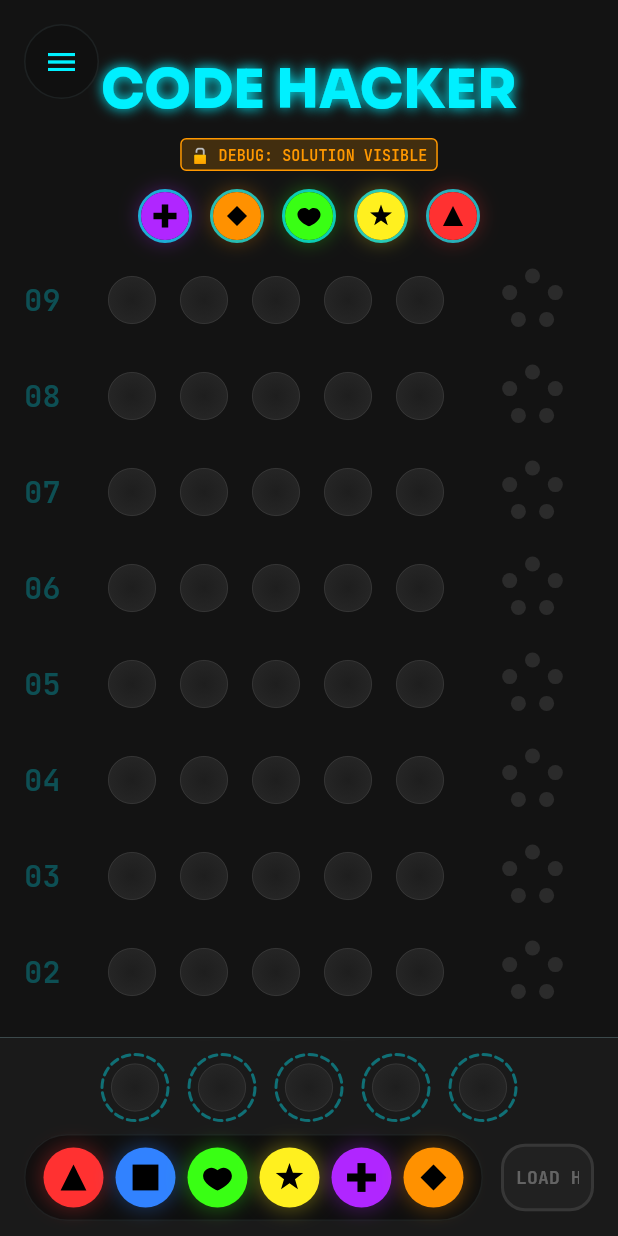
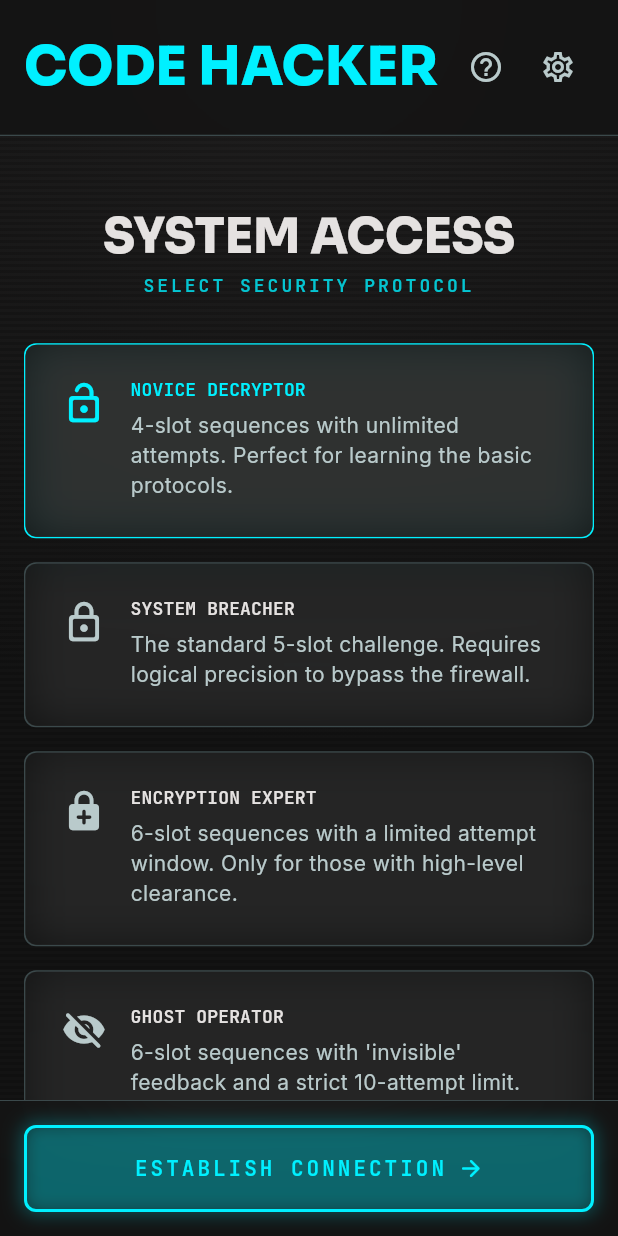
Before and after one commit to mikeberry99/colour-breaker, a Flutter app: the screen it shows after launch, on a phone screen of 412 x 824 dp. Run offline on Flutter 3.47's test engine with Material 3 defaults, Android fonts, the phone set to English and light mode, and no system bars; our stand-ins replace flutter_riverpod, go_router, google_fonts.

Commit message:
Added new level selection feature

```diff
--- a/lib/core/router/app_router.dart
+++ b/lib/core/router/app_router.dart
@@ -1,11 +1,16 @@
 import 'package:go_router/go_router.dart';
 import '../../features/game_board/presentation/pages/game_board_screen.dart';
+import '../../features/level_selection/presentation/pages/level_selection_screen.dart';
 
 final appRouter = GoRouter(
   initialLocation: '/',
   routes: [
     GoRoute(
       path: '/',
+      builder: (context, state) => const LevelSelectionScreen(),
+    ),
+    GoRoute(
+      path: '/game',
       builder: (context, state) => const GameBoardScreen(),
     ),
   ],
--- a/lib/core/theme/design_tokens.dart
+++ b/lib/core/theme/design_tokens.dart
@@ -5,6 +5,12 @@ class DesignTokens {
   static const Color background = Color(0xFF131313);
   static const Color boardSurface = Color(0xFF1E1E1E);
   static const Color surfaceContainer = Color(0xFF201F1F);
+  static const Color surfaceContainerHigh = Color(0xFF2A2A2A);
+  static const Color surfaceContainerHighest = Color(0xFF353534);
+  static const Color primaryFixed = Color(0xFF7DF4FF);
+  static const Color onSurface = Color(0xFFE5E2E1);
+  static const Color onSurfaceVariant = Color(0xFFB9CACB);
+  static const Color outlineVariant = Color(0xFF3B494B);
 
   // Interaction & Feedback
   static const Color primaryNeonCyan = Color(0xFF00F0FF);
--- a/lib/features/game_board/presentation/pages/game_board_screen.dart
+++ b/lib/features/game_board/presentation/pages/game_board_screen.dart
@@ -1,6 +1,7 @@
 import 'package:flutter/material.dart';
 import 'dart:ui';
 import 'package:flutter_riverpod/flutter_riverpod.dart';
+import 'package:go_router/go_router.dart';
 import '../../../../core/theme/design_tokens.dart';
 import '../widgets/header_widget.dart';
 import '../widgets/history_log.dart';
@@ -164,7 +165,7 @@ class _CustomSideDrawer extends ConsumerWidget {
                     label: 'New Game',
                     onTap: () {
                       ref.read(gameStateProvider.notifier).restartGame();
-                      Navigator.pop(context);
+                      context.go('/');
                     },
                   ),
                   _DrawerItem(
--- a/lib/features/game_board/presentation/widgets/header_widget.dart
+++ b/lib/features/game_board/presentation/widgets/header_widget.dart
@@ -1,5 +1,6 @@
 import 'package:flutter/material.dart';
 import 'package:flutter_riverpod/flutter_riverpod.dart';
+import 'package:google_fonts/google_fonts.dart';
 import '../../../../core/theme/design_tokens.dart';
 import '../../../../core/ui/neon_orb.dart';
 import '../../domain/entities/game_state.dart';
@@ -21,15 +22,11 @@ class HeaderWidget extends ConsumerWidget {
         const SizedBox(height: DesignTokens.marginDesktop),
         Text(
           'CODE HACKER',
-          style: Theme.of(context).textTheme.displayLarge?.copyWith(
+          style: GoogleFonts.sora(
+            fontSize: 36,
+            fontWeight: FontWeight.w800,
+            letterSpacing: -0.05,
             color: DesignTokens.primaryNeonCyan,
-            shadows: [
-              const BoxShadow(
-                color: DesignTokens.primaryNeonCyan,
-                blurRadius: 10,
-                spreadRadius: 2,
-              ),
-            ],
           ),
         ),
         const SizedBox(height: DesignTokens.rowGap),
--- /dev/null
+++ b/lib/features/level_selection/presentation/pages/level_selection_screen.dart
@@ -0,0 +1,331 @@
+import 'dart:ui';
+import 'package:flutter/material.dart';
+import 'package:flutter_riverpod/flutter_riverpod.dart';
+import 'package:go_router/go_router.dart';
+import 'package:google_fonts/google_fonts.dart';
+import '../../../../core/theme/design_tokens.dart';
+import '../providers/level_selection_provider.dart';
+import '../widgets/level_option_card.dart';
+
+class LevelSelectionScreen extends ConsumerWidget {
+  const LevelSelectionScreen({super.key});
+
+  @override
+  Widget build(BuildContext context, WidgetRef ref) {
+    final selectedProtocol = ref.watch(selectedProtocolProvider);
+    final theme = Theme.of(context);
+
+    return Scaffold(
+      backgroundColor: DesignTokens.background,
+      body: Stack(
+        children: [
+          // 1. Radial Background Gradient
+          Positioned.fill(
+            child: Container(
+              decoration: const BoxDecoration(
+                gradient: RadialGradient(
+                  center: Alignment.topCenter,
+                  radius: 1.2,
+                  colors: [
+                    Color(0xFF201F1F),
+                    Color(0xFF131313),
+                  ],
+                ),
+              ),
+            ),
+          ),
+
+          // 2. Custom Scanline Overlay
+          const Positioned.fill(
+            child: IgnorePointer(
+              child: CustomPaint(
+                painter: ScanlinePainter(),
+              ),
+            ),
+          ),
+
+          // 3. Main Content
+          SafeArea(
+            child: Column(
+              children: [
+                // Top Custom AppBar (with glass effect and blur)
+                _buildAppBar(context),
+
+                // Main scrollable content
+                Expanded(
+                  child: Center(
+                    child: ConstrainedBox(
+                      constraints: const BoxConstraints(maxWidth: DesignTokens.maxBoardWidth),
+                      child: SingleChildScrollView(
+                        padding: const EdgeInsets.fromLTRB(
+                          DesignTokens.gutter,
+                          32,
+                          DesignTokens.gutter,
+                          120, // Add spacing for bottom fixed bar
+                        ),
+                        child: Column(
+                          crossAxisAlignment: CrossAxisAlignment.stretch,
+                          children: [
+                            // Header
+                            const SizedBox(height: 16),
+                            Text(
+                              'SYSTEM ACCESS',
+                              textAlign: TextAlign.center,
+                              style: theme.textTheme.headlineLarge?.copyWith(
+                                fontFamily: DesignTokens.headlineFont,
+                                fontWeight: FontWeight.w800,
+                                letterSpacing: -0.02,
+                                color: DesignTokens.onSurface,
+                              ),
+                            ),
+                            const SizedBox(height: 8),
+                            Text(
+                              'SELECT SECURITY PROTOCOL',
+                              textAlign: TextAlign.center,
+                              style: theme.textTheme.labelSmall?.copyWith(
+                                color: DesignTokens.primaryNeonCyan.withValues(alpha: 0.8),
+                                letterSpacing: 2.0,
+                              ),
+                            ),
+                            const SizedBox(height: 32),
+
+                            // Protocols cards Column
+                            ...SecurityProtocol.values.map((protocol) {
+                              return Padding(
+                                padding: const EdgeInsets.only(bottom: DesignTokens.gutter),
+                                child: LevelOptionCard(
+                                  protocol: protocol,
+                                  isSelected: selectedProtocol == protocol,
+                                  onTap: () {
+                                    ref.read(selectedProtocolProvider.notifier).setProtocol(protocol);
+                                  },
+                                ),
+                              );
+                            }),
+                          ],
+                        ),
+                      ),
+                    ),
+                  ),
+                ),
+              ],
+            ),
+          ),
+
+          // 4. Fixed Bottom Action Area (Glass bar with button)
+          Positioned(
+            bottom: 0,
+            left: 0,
+            right: 0,
+            child: _buildBottomAction(context),
+          ),
+        ],
+      ),
+    );
+  }
+
+  Widget _buildAppBar(BuildContext context) {
+    return ClipRect(
+      child: BackdropFilter(
+        filter: ImageFilter.blur(sigmaX: 15, sigmaY: 15),
+        child: Container(
+          width: double.infinity,
+          decoration: const BoxDecoration(
+            color: Color(0xCC131313), // background with opacity
+            border: Border(
+              bottom: BorderSide(
+                color: DesignTokens.outlineVariant,
+                width: 1.0,
+              ),
+            ),
+          ),
+          padding: const EdgeInsets.symmetric(
+            horizontal: DesignTokens.gutter,
+            vertical: 16,
+          ),
+          child: Center(
+            child: ConstrainedBox(
+              constraints: const BoxConstraints(maxWidth: DesignTokens.maxBoardWidth),
+              child: Row(
+                mainAxisAlignment: MainAxisAlignment.spaceBetween,
+                children: [
+                  Expanded(
+                    child: FittedBox(
+                      fit: BoxFit.scaleDown,
+                      alignment: Alignment.centerLeft,
+                      child: Text(
+                        'CODE HACKER',
+                        style: GoogleFonts.sora(
+                          fontSize: 36,
+                          fontWeight: FontWeight.w800,
+                          letterSpacing: -0.05,
+                          color: DesignTokens.primaryNeonCyan,
+                        ),
+                      ),
+                    ),
+                  ),
+                  const SizedBox(width: 8),
+                  Row(
+                    children: [
+                      IconButton(
+                        onPressed: () {
+                          // Standard help dialog / toast placeholder
+                          ScaffoldMessenger.of(context).showSnackBar(
+                            const SnackBar(
+                              content: Text('Help protocol initialized. Select security level.'),
+                              backgroundColor: DesignTokens.surfaceContainerHighest,
+                            ),
+                          );
+                        },
+                        icon: const Icon(
+                          Icons.help_outline_rounded,
+                          color: DesignTokens.onSurfaceVariant,
+                        ),
+                        tooltip: 'Help',
+                      ),
+                      IconButton(
+                        onPressed: () {
+                          // Standard settings dialog / toast placeholder
+                          ScaffoldMessenger.of(context).showSnackBar(
+                            const SnackBar(
+                              content: Text('Settings protocol initialized.'),
+                              backgroundColor: DesignTokens.surfaceContainerHighest,
+                            ),
+                          );
+                        },
+                        icon: const Icon(
+                          Icons.settings_outlined,
+                          color: DesignTokens.onSurfaceVariant,
+                        ),
+                        tooltip: 'Settings',
+                      ),
+                    ],
+                  ),
+                ],
+              ),
+            ),
+          ),
+        ),
+      ),
+    );
+  }
+
+  Widget _buildBottomAction(BuildContext context) {
+    return ClipRect(
+      child: BackdropFilter(
+        filter: ImageFilter.blur(sigmaX: 20, sigmaY: 20),
+        child: Container(
+          decoration: const BoxDecoration(
+            color: Color(0xCC131313), // background with opacity
+            border: Border(
+              top: BorderSide(
+                color: DesignTokens.outlineVariant,
+                width: 1.0,
+              ),
+            ),
+          ),
+          padding: const EdgeInsets.symmetric(
+            horizontal: DesignTokens.gutter,
+            vertical: 16,
+          ),
+          child: Center(
+            child: ConstrainedBox(
+              constraints: const BoxConstraints(maxWidth: DesignTokens.maxBoardWidth),
+              child: _EstablishConnectionButton(
+                onPressed: () {
+                  context.go('/game');
+                },
+              ),
+            ),
+          ),
+        ),
+      ),
+    );
+  }
+}
+
+class _EstablishConnectionButton extends StatefulWidget {
+  final VoidCallback onPressed;
+
+  const _EstablishConnectionButton({required this.onPressed});
+
+  @override
+  State<_EstablishConnectionButton> createState() => _EstablishConnectionButtonState();
+}
+
+class _EstablishConnectionButtonState extends State<_EstablishConnectionButton> {
+  bool _isHovered = false;
+
+  @override
+  Widget build(BuildContext context) {
+    return MouseRegion(
+      onEnter: (_) => setState(() => _isHovered = true),
+      onExit: (_) => setState(() => _isHovered = false),
+      cursor: SystemMouseCursors.click,
+      child: GestureDetector(
+        onTap: widget.onPressed,
+        child: AnimatedContainer(
+          duration: const Duration(milliseconds: 200),
+          width: double.infinity,
+          padding: const EdgeInsets.symmetric(vertical: 16),
+          decoration: BoxDecoration(
+            color: _isHovered
+                ? DesignTokens.primaryNeonCyan.withValues(alpha: 0.2)
+                : DesignTokens.primaryNeonCyan.withValues(alpha: 0.1),
+            borderRadius: BorderRadius.circular(DesignTokens.radiusDefault),
+            border: Border.all(
+              color: DesignTokens.primaryNeonCyan,
+              width: 2.0,
+            ),
+            boxShadow: [
+              BoxShadow(
+                color: DesignTokens.primaryNeonCyan.withValues(alpha: _isHovered ? 0.5 : 0.3),
+                blurRadius: _isHovered ? 15 : 10,
+                spreadRadius: 1,
+              ),
+            ],
+          ),
+          child: Row(
+            mainAxisAlignment: MainAxisAlignment.center,
+            children: [
+              Text(
+                'ESTABLISH CONNECTION',
+                style: GoogleFonts.jetBrainsMono(
+                  fontSize: 14,
+                  fontWeight: FontWeight.w600,
+                  letterSpacing: 2.0,
+                  color: DesignTokens.primaryNeonCyan,
+                ),
+              ),
+              const SizedBox(width: 8),
+              const Icon(
+                Icons.arrow_forward_rounded,
+                color: DesignTokens.primaryNeonCyan,
+                size: 18,
+              ),
+            ],
+          ),
+        ),
+      ),
+    );
+  }
+}
+
+class ScanlinePainter extends CustomPainter {
+  const ScanlinePainter();
+
+  @override
+  void paint(Canvas canvas, Size size) {
+    final paint = Paint()
+      ..color = Colors.black.withValues(alpha: 0.15)
+      ..style = PaintingStyle.fill;
+
+    // Draw scanline rects every 4px
+    for (double y = 0; y < size.height; y += 4) {
+      canvas.drawRect(Rect.fromLTWH(0, y, size.width, 2), paint);
+    }
+  }
+
+  @override
+  bool shouldRepaint(covariant CustomPainter oldDelegate) => false;
+}
--- /dev/null
+++ b/lib/features/level_selection/presentation/providers/level_selection_provider.dart
@@ -0,0 +1,49 @@
+import 'package:flutter_riverpod/flutter_riverpod.dart';
+
+enum SecurityProtocol {
+  novice,
+  breacher,
+  expert,
+  ghost,
+}
+
+extension SecurityProtocolExtension on SecurityProtocol {
+  String get title {
+    switch (this) {
+      case SecurityProtocol.novice:
+        return 'NOVICE DECRYPTOR';
+      case SecurityProtocol.breacher:
+        return 'SYSTEM BREACHER';
+      case SecurityProtocol.expert:
+        return 'ENCRYPTION EXPERT';
+      case SecurityProtocol.ghost:
+        return 'GHOST OPERATOR';
+    }
+  }
+
+  String get description {
+    switch (this) {
+      case SecurityProtocol.novice:
+        return '4-slot sequences with unlimited attempts. Perfect for learning the basic protocols.';
+      case SecurityProtocol.breacher:
+        return 'The standard 5-slot challenge. Requires logical precision to bypass the firewall.';
+      case SecurityProtocol.expert:
+        return '6-slot sequences with a limited attempt window. Only for those with high-level clearance.';
+      case SecurityProtocol.ghost:
+        return "6-slot sequences with 'invisible' feedback and a strict 10-attempt limit. The ultimate test of logic.";
+    }
+  }
+}
+
+class SelectedProtocolNotifier extends Notifier<SecurityProtocol> {
+  @override
+  SecurityProtocol build() {
+    return SecurityProtocol.novice;
+  }
+
+  void setProtocol(SecurityProtocol protocol) {
+    state = protocol;
+  }
+}
+
+final selectedProtocolProvider = NotifierProvider<SelectedProtocolNotifier, SecurityProtocol>(SelectedProtocolNotifier.new);
--- /dev/null
+++ b/lib/features/level_selection/presentation/widgets/level_option_card.dart
@@ -0,0 +1,147 @@
+import 'dart:ui';
+import 'package:flutter/material.dart';
+import '../../../../core/theme/design_tokens.dart';
+import '../providers/level_selection_provider.dart';
+
+class LevelOptionCard extends StatefulWidget {
+  final SecurityProtocol protocol;
+  final bool isSelected;
+  final VoidCallback onTap;
+
+  const LevelOptionCard({
+    super.key,
+    required this.protocol,
+    required this.isSelected,
+    required this.onTap,
+  });
+
+  @override
+  State<LevelOptionCard> createState() => _LevelOptionCardState();
+}
+
+class _LevelOptionCardState extends State<LevelOptionCard> {
+  bool _isHovered = false;
+
+  IconData _getIcon() {
+    switch (widget.protocol) {
+      case SecurityProtocol.novice:
+        return Icons.lock_open_rounded;
+      case SecurityProtocol.breacher:
+        return Icons.lock_outline_rounded;
+      case SecurityProtocol.expert:
+        return Icons.enhanced_encryption_rounded;
+      case SecurityProtocol.ghost:
+        return Icons.visibility_off_rounded;
+    }
+  }
+
+  @override
+  Widget build(BuildContext context) {
+    final active = widget.isSelected || _isHovered;
+    final theme = Theme.of(context);
+
+    return MouseRegion(
+      onEnter: (_) => setState(() => _isHovered = true),
+      onExit: (_) => setState(() => _isHovered = false),
+      cursor: SystemMouseCursors.click,
+      child: GestureDetector(
+        onTap: widget.onTap,
+        child: Stack(
+          children: [
+            // Glow backdrop behind card when selected or hovered
+            if (active)
+              Positioned.fill(
+                child: Container(
+                  decoration: BoxDecoration(
+                    color: DesignTokens.primaryNeonCyan.withValues(alpha: 0.05),
+                    borderRadius: BorderRadius.circular(DesignTokens.radiusDefault),
+                  ),
+                  child: ClipRRect(
+                    borderRadius: BorderRadius.circular(DesignTokens.radiusDefault),
+                    child: BackdropFilter(
+                      filter: ImageFilter.blur(sigmaX: 24, sigmaY: 24),
+                      child: const SizedBox.expand(),
+                    ),
+                  ),
+                ),
+              ),
+
+            // Card container
+            AnimatedContainer(
+              duration: const Duration(milliseconds: 200),
+              curve: Curves.easeInOut,
+              decoration: BoxDecoration(
+                color: widget.isSelected
+                    ? DesignTokens.surfaceContainerHighest.withValues(alpha: 0.8)
+                    : DesignTokens.surfaceContainerHigh.withValues(alpha: 0.8),
+                borderRadius: BorderRadius.circular(DesignTokens.radiusDefault),
+                border: Border.all(
+                  color: widget.isSelected
+                      ? DesignTokens.primaryNeonCyan
+                      : (_isHovered
+                          ? DesignTokens.primaryNeonCyan.withValues(alpha: 0.5)
+                          : DesignTokens.outlineVariant),
+                  width: 1.0,
+                ),
+              ),
+              child: ClipRRect(
+                borderRadius: BorderRadius.circular(DesignTokens.radiusDefault),
+                child: BackdropFilter(
+                  filter: ImageFilter.blur(sigmaX: 16, sigmaY: 16),
+                  child: Padding(
+                    padding: const EdgeInsets.all(24.0),
+                    child: Row(
+                      crossAxisAlignment: CrossAxisAlignment.start,
+                      children: [
+                        // Icon
+                        Icon(
+                          _getIcon(),
+                          size: 30,
+                          color: widget.isSelected
+                              ? DesignTokens.primaryNeonCyan
+                              : (_isHovered
+                                  ? DesignTokens.primaryNeonCyan.withValues(alpha: 0.7)
+                                  : DesignTokens.onSurfaceVariant),
+                        ),
+                        const SizedBox(width: 16),
+
+                        // Title & Description
+                        Expanded(
+                          child: Column(
+                            crossAxisAlignment: CrossAxisAlignment.start,
+                            children: [
+                              Text(
+                                widget.protocol.title,
+                                style: theme.textTheme.labelSmall?.copyWith(
+                                  fontSize: 12,
+                                  fontWeight: FontWeight.w600,
+                                  letterSpacing: 0.1,
+                                  color: widget.isSelected
+                                      ? DesignTokens.primaryNeonCyan
+                                      : DesignTokens.onSurface,
+                                ),
+                              ),
+                              const SizedBox(height: 8),
+                              Text(
+                                widget.protocol.description,
+                                style: theme.textTheme.bodyMedium?.copyWith(
+                                  fontSize: 14,
+                                  height: 1.4,
+                                  color: DesignTokens.onSurfaceVariant,
+                                ),
+                              ),
+                            ],
+                          ),
+                        ),
+                      ],
+                    ),
+                  ),
+                ),
+              ),
+            ),
+          ],
+        ),
+      ),
+    );
+  }
+}
```
Also changed, not shown: 1 other file.
